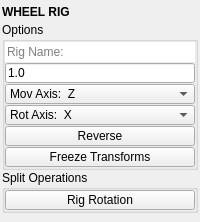
Before: the Qt Designer form mayatk/rig_utils/wheel_rig.ui in m3trik/mayatk, drawn with Qt 5.
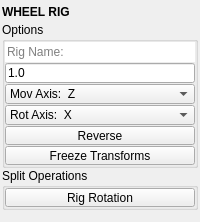
After: the same form once the commit is applied. Custom widgets are drawn as their Qt base class.

Diff of the .ui file:
```diff
--- a/mayatk/rig_utils/wheel_rig.ui
+++ b/mayatk/rig_utils/wheel_rig.ui
@@ -252,13 +252,13 @@
            <property name="minimumSize">
             <size>
              <width>0</width>
-             <height>20</height>
+             <height>19</height>
             </size>
            </property>
            <property name="maximumSize">
             <size>
              <width>999</width>
-             <height>20</height>
+             <height>19</height>
             </size>
            </property>
            <property name="toolTip">
@@ -283,13 +283,13 @@
            <property name="minimumSize">
             <size>
              <width>0</width>
-             <height>20</height>
+             <height>19</height>
             </size>
            </property>
            <property name="maximumSize">
             <size>
              <width>999</width>
-             <height>20</height>
+             <height>19</height>
             </size>
            </property>
            <property name="toolTip">
@@ -338,13 +338,13 @@
            <property name="minimumSize">
             <size>
              <width>0</width>
-             <height>20</height>
+             <height>19</height>
             </size>
            </property>
            <property name="maximumSize">
             <size>
              <width>999</width>
-             <height>20</height>
+             <height>19</height>
             </size>
            </property>
            <property name="toolTip">
```
